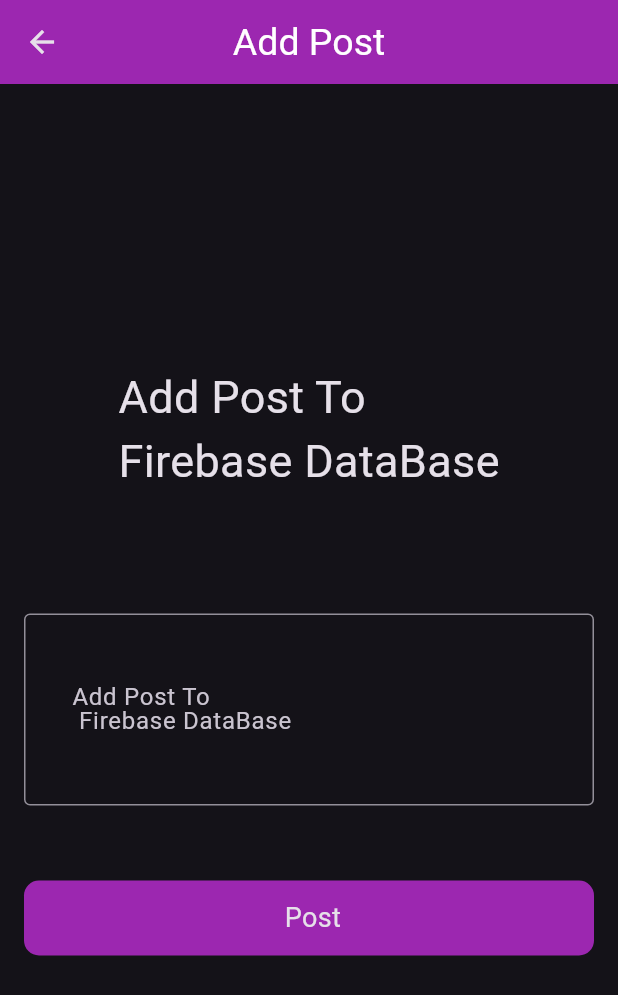
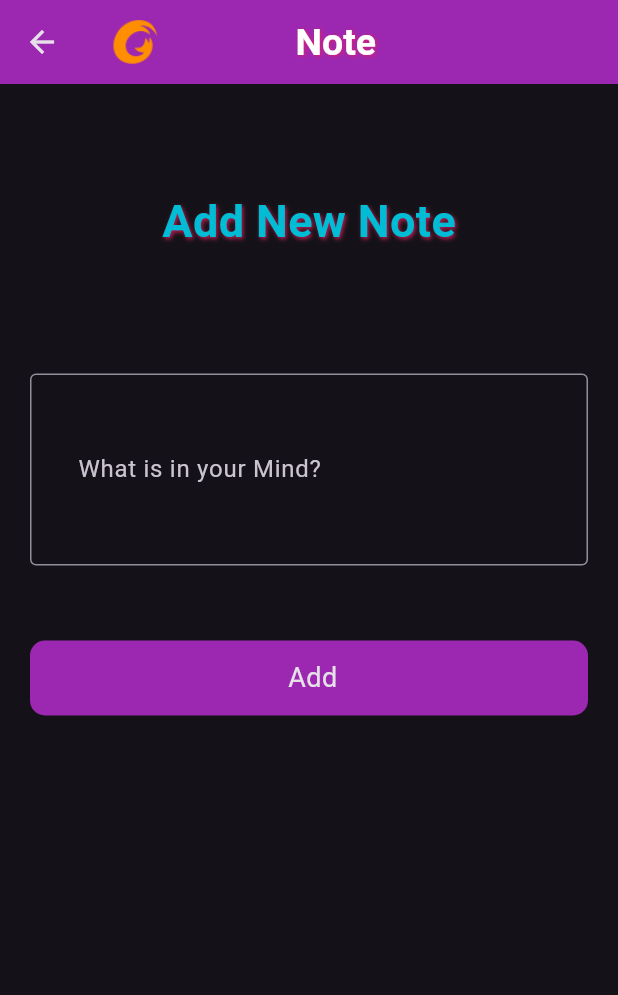
Before and after one commit to suraj-khot-19/Notes, a Flutter app: the MyHome screen opened directly, after a tap on the "post add" icon, on a phone screen of 412 x 824 dp. Shown: the top 995 px of the screen. Run offline on Flutter 3.47's test engine with Material 3 defaults, Android fonts, the phone set to English and light mode, and no system bars; our stand-ins replace firebase_auth, firebase_core, firebase_database, fluttertoast, intl_phone_field, loading_indicator; accounts and stored records are empty; generated files the repository leaves out were written again.

Commit message:
add & fetch data from firebase:success

```diff
--- a/firebase1/analysis_options.yaml
+++ b/firebase1/analysis_options.yaml
@@ -7,7 +7,7 @@
 
 # The following line activates a set of recommended lints for Flutter apps,
 # packages, and plugins designed to encourage good coding practices.
-include: package:flutter_lints/flutter.yaml
+# include: package:flutter_lints/flutter.yaml
 
 linter:
   # The lint rules applied to this project can be customized in the
--- a/firebase1/lib/Widget/support_widget/text_feild.dart
+++ b/firebase1/lib/Widget/support_widget/text_feild.dart
@@ -13,7 +13,7 @@
       focusColor: Colors.white,
     ),
     validator: (value) {
-      if (value == null || value.isEmpty) {
+      if (isRequired == true && (value == null || value.isEmpty)) {
         return 'Please enter $title';
       }
       return null;
@@ -34,9 +34,9 @@
       hintText: "$title@gmail.com",
     ),
     validator: (value) {
-      if (isRequired && (value == null || value.isEmpty)) {
+      if (value == null || value.isEmpty) {
         return 'Please enter $title';
-      } else if (!value!.contains("@gmail.com")) {
+      } else if (!value.contains("@gmail.com")) {
         return 'your email must constain @gmail.com';
       }
       return null;
--- a/firebase1/lib/Widget/utils/all_management.dart
+++ b/firebase1/lib/Widget/utils/all_management.dart
@@ -2,7 +2,7 @@
 import 'package:flutter/widgets.dart';
 
 class StringManger {
-  String appName = "Suraj";
+  String appName = "Note";
 }
 
 class IconManager {
--- /dev/null
+++ b/firebase1/lib/screens/add_note.dart
@@ -0,0 +1,126 @@
+import 'package:firebase1/Widget/support_widget/button.dart';
+import 'package:firebase1/Widget/support_widget/controllers.dart';
+import 'package:firebase1/Widget/support_widget/sized_box.dart';
+import 'package:firebase1/Widget/support_widget/text_feild.dart';
+import 'package:firebase1/Widget/utils/all_management.dart';
+import 'package:firebase1/Widget/utils/utils.dart';
+import 'package:firebase_auth/firebase_auth.dart';
+import 'package:firebase_database/firebase_database.dart';
+import 'package:flutter/material.dart';
+
+class MyPostScreen extends StatefulWidget {
+  const MyPostScreen({super.key});
+// 7TfGJVwa1aWSy4PD0i9L6tadVtf2
+  @override
+  State<MyPostScreen> createState() => _MyPostScreenState();
+}
+
+class _MyPostScreenState extends State<MyPostScreen> {
+  bool loading = false;
+  final _auth = FirebaseAuth.instance;
+
+  @override
+  Widget build(BuildContext context) {
+    return Scaffold(
+      appBar: AppBar(
+        title: Row(
+          children: [
+            SizedBox(
+                height: 35,
+                width: 35,
+                child: Image.asset(
+                  'assets/images/app_logo.png',
+                  fit: BoxFit.contain,
+                )),
+            addHorizontalSpace(90),
+            Text(
+              StringManger().appName,
+              style: TextStyle(
+                fontWeight: FontWeight.bold,
+                shadows: [
+                  Shadow(
+                    color: Colors.pink.withOpacity(0.8),
+                    offset: Offset(1.0, 1.0),
+                    blurRadius: 3.0,
+                  ),
+                ],
+              ),
+            ),
+            addHorizontalSpace(20),
+          ],
+        ),
+      ),
+      body: SingleChildScrollView(
+        child: Padding(
+          padding: const EdgeInsets.all(20),
+          child: Column(
+            children: [
+              addVerticalSpace(50),
+              Text(
+                "Add New Note",
+                style: TextStyle(
+                  fontSize: 30,
+                  color: Colors.cyan,
+                  fontWeight: FontWeight.bold,
+                  shadows: [
+                    Shadow(
+                      color: Colors.pink.withOpacity(0.8),
+                      offset: Offset(1.0, 1.0),
+                      blurRadius: 3.0,
+                    ),
+                  ],
+                ),
+              ),
+              addVerticalSpace(80),
+              textField(
+                post,
+                "What is in your Mind?",
+                true,
+                false,
+                4,
+              ),
+              addVerticalSpace(50),
+              Button(
+                loading: loading,
+                title: "Add",
+                onClick: () {
+                  setState(() {
+                    loading = true;
+                  });
+
+                  //logic to get user
+                  User? myUser = _auth.currentUser;
+                  String uid = myUser!.uid;
+                  final databaseRef =
+                      FirebaseDatabase.instance.ref('UserData').child(uid);
+                  String day = DateTime.now().day.toString();
+                  String month = DateTime.now().month.toString();
+                  String year = DateTime.now().year.toString();
+                  String date = "$day/$month/$year";
+                  String id = DateTime.now().microsecondsSinceEpoch.toString();
+                  databaseRef.child(id).set({
+                    'Date': date,
+                    'Note': post.text.toString().trim(),
+                  }).then((value) {
+                    Utils().toastMessage('Note added. ..');
+                    setState(() {
+                      loading = false;
+                    });
+                  }).onError((error, stackTrace) {
+                    Utils().toastMessage(error.toString());
+                    setState(() {
+                      loading = false;
+                    });
+                  });
+                  setState(() {
+                    post.clear();
+                  });
+                },
+              ),
+            ],
+          ),
+        ),
+      ),
+    );
+  }
+}
--- a/firebase1/lib/screens/add_post.dart
+++ /dev/null
@@ -1,72 +0,0 @@
-import 'package:firebase1/Widget/support_widget/button.dart';
-import 'package:firebase1/Widget/support_widget/controllers.dart';
-import 'package:firebase1/Widget/support_widget/sized_box.dart';
-import 'package:firebase1/Widget/support_widget/text_feild.dart';
-import 'package:firebase1/Widget/utils/utils.dart';
-import 'package:firebase_database/firebase_database.dart';
-import 'package:flutter/material.dart';
-
-class MyPostScreen extends StatefulWidget {
-  const MyPostScreen({super.key});
-
-  @override
-  State<MyPostScreen> createState() => _MyPostScreenState();
-}
-
-class _MyPostScreenState extends State<MyPostScreen> {
-  bool loading = false;
-  final databaseRef = FirebaseDatabase.instance.ref('Table');
-  @override
-  Widget build(BuildContext context) {
-    return Scaffold(
-      appBar: AppBar(
-        title: const Text("Add Post"),
-      ),
-      body: Padding(
-        padding: const EdgeInsets.all(16.0),
-        child: Column(
-          mainAxisAlignment: MainAxisAlignment.center,
-          children: [
-            const Text(
-              "Add Post To\nFirebase DataBase",
-              style: TextStyle(fontSize: 30),
-            ),
-            addVerticalSpace(80),
-            textField(
-              post,
-              "Add Post To \n Firebase DataBase",
-              true,
-              false,
-              4,
-            ),
-            addVerticalSpace(50),
-            Button(
-              loading: loading,
-              title: "Post",
-              onClick: () {
-                setState(() {
-                  loading = true;
-                });
-                String id = DateTime.now().microsecond.toString();
-                databaseRef.child(id).set({
-                  'id': id,
-                  'name': post.text.toString(),
-                }).then((value) {
-                  Utils().toastMessage('Post added');
-                  setState(() {
-                    loading = false;
-                  });
-                }).onError((error, stackTrace) {
-                  Utils().toastMessage(error.toString());
-                  setState(() {
-                    loading = false;
-                  });
-                });
-              },
-            ),
-          ],
-        ),
-      ),
-    );
-  }
-}
--- a/firebase1/lib/screens/home.dart
+++ b/firebase1/lib/screens/home.dart
@@ -1,14 +1,19 @@
+import 'package:firebase1/Widget/support_widget/controllers.dart';
 import 'package:firebase1/Widget/support_widget/sized_box.dart';
+import 'package:firebase1/Widget/utils/all_management.dart';
 import 'package:firebase1/Widget/utils/exit_confirm.dart';
-import 'package:firebase1/screens/add_post.dart';
+import 'package:firebase1/screens/add_note.dart';
 import 'package:firebase1/verify_screens/auth/Email/login_screen.dart';
 import 'package:firebase_auth/firebase_auth.dart';
 import 'package:firebase_database/firebase_database.dart';
 import 'package:firebase_database/ui/firebase_animated_list.dart';
 import 'package:flutter/material.dart';
+import 'package:loading_indicator/loading_indicator.dart';
 
 class MyHome extends StatefulWidget {
-  const MyHome({super.key});
+  const MyHome({
+    super.key,
+  });
 
   @override
   State<MyHome> createState() => _MyHomeState();
@@ -16,24 +21,131 @@
 
 class _MyHomeState extends State<MyHome> {
   final _auth = FirebaseAuth.instance;
-  final databaseRef = FirebaseDatabase.instance.ref('Table');
+  final ref = FirebaseDatabase.instance.ref();
 
+  @override
+  Widget build(BuildContext context) {
+    return Scaffold(
+      appBar: AppBar(
+        leading: SizedBox(
+            height: 40,
+            width: 40,
+            child: Image.asset(
+              'assets/images/app_logo.png',
+              fit: BoxFit.contain,
+            )),
+        automaticallyImplyLeading: false,
+        title: Text(
+          StringManger().appName,
+          style: TextStyle(
+            fontWeight: FontWeight.bold,
+            shadows: [
+              Shadow(
+                color: Colors.pink.withOpacity(0.8),
+                offset: Offset(1.0, 1.0),
+                blurRadius: 3.0,
+              ),
+            ],
+          ),
+        ),
+        actions: [
+          Row(
+            children: [
+              Text(username.text.toString()),
+              IconButton(
+                onPressed: () => _confirmLogout(),
+                icon: const Icon(
+                  Icons.logout,
+                ),
+              ),
+            ],
+          ),
+          addHorizontalSpace(10),
+        ],
+      ),
+      body: Padding(
+        padding: const EdgeInsets.all(18.0),
+        child: Column(
+          children: [
+            const ExitConfirmationDialog(),
+            Expanded(
+              child: FirebaseAnimatedList(
+                  defaultChild: SizedBox(
+                    height: 100,
+                    width: 100,
+                    child: LoadingIndicator(
+                      indicatorType: Indicator.ballRotate,
+                      colors: [
+                        Colors.red,
+                        Colors.blue,
+                        Colors.pink,
+                        Colors.cyan,
+                      ],
+                      strokeWidth: 1,
+                    ),
+                  ),
+                  query: ref.child('UserData').child(_auth.currentUser!.uid),
+                  itemBuilder: (context, snapshot, animation, index) {
+                    return ListTile(
+                      contentPadding:
+                          EdgeInsets.symmetric(horizontal: 16.0, vertical: 8.0),
+                      tileColor: Colors.grey[900],
+                      leading:
+                          Icon(Icons.note_add_rounded, color: Colors.purple),
+                      isThreeLine: true,
+                      title: Text(
+                        snapshot.child('Note').value.toString(),
+                      ),
+                      subtitle: Text(
+                        snapshot.child('Date').value.toString(),
+                      ),
+                      trailing: SizedBox(
+                        width: 80,
+                        child: Row(
+                          mainAxisAlignment: MainAxisAlignment.spaceBetween,
+                          children: [
+                            Icon(Icons.edit, color: Colors.blue),
+                            Icon(Icons.delete_forever, color: Colors.red),
+                          ],
+                        ),
+                      ),
+                      hoverColor: Colors.blue[100],
+                    );
+                  }),
+            ),
+          ],
+        ),
+      ),
+      floatingActionButton: FloatingActionButton(
+        onPressed: () {
+          Navigator.push(context, MaterialPageRoute(builder: (context) {
+            return const MyPostScreen();
+          }));
+        },
+        child: const Icon(Icons.post_add),
+      ),
+    );
+  }
+
+  //exit confirmation msg
   Future<void> _confirmLogout() async {
     return showDialog(
       context: context,
       builder: (BuildContext context) {
         return Center(
           child: AlertDialog(
+            shadowColor: Colors.red,
             iconColor: Colors.black,
             backgroundColor: Colors.white,
             titleTextStyle: const TextStyle(color: Colors.black, fontSize: 20),
             icon: const Icon(Icons.cancel_presentation_sharp),
             title: const Text(
               "Confirm Logout",
-              style: TextStyle(color: Colors.black, fontSize: 20),
             ),
-            content: const Text("Are you sure you want to logout?",
-                style: TextStyle(color: Colors.black, fontSize: 16)),
+            content: const Text(
+              "Are you sure you want to logout?",
+            ),
+            contentTextStyle: TextStyle(color: Colors.black),
             actions: <Widget>[
               TextButton(
                 onPressed: () {
@@ -41,7 +153,7 @@
                 },
                 child: const Text(
                   "Cancel",
-                  style: TextStyle(color: Colors.black, fontSize: 15),
+                  style: TextStyle(color: Colors.black),
                 ),
               ),
               TextButton(
@@ -66,58 +178,4 @@
       },
     );
   }
-
-  @override
-  Widget build(BuildContext context) {
-    return Scaffold(
-      appBar: AppBar(
-        automaticallyImplyLeading: false,
-        title: const Text("Home"),
-        actions: [
-          Row(
-            children: [
-              IconButton(
-                onPressed: () => _confirmLogout(),
-                icon: const Icon(Icons.logout),
-              ),
-              const Text("usename"),
-            ],
-          ),
-          addHorizontalSpace(10),
-        ],
-      ),
-      floatingActionButton: FloatingActionButton(
-        onPressed: () {
-          Navigator.push(context, MaterialPageRoute(builder: (context) {
-            return const MyPostScreen();
-          }));
-        },
-        child: const Icon(Icons.post_add),
-      ),
-      body: Padding(
-        padding: const EdgeInsets.all(18.0),
-        child: Column(
-          children: [
-            const ExitConfirmationDialog(),
-            Expanded(
-              child: FirebaseAnimatedList(
-                  defaultChild: const Text(
-                    "Loading..",
-                    style: TextStyle(
-                      fontSize: 60,
-                    ),
-                  ),
-                  query: databaseRef,
-                  itemBuilder: (context, snapshot, animation, index) {
-                    return ListTile(
-                      title: Text(snapshot.child('id').value.toString()),
-                      subtitle: Text(snapshot.child('name').value.toString()),
-                    );
-                  }),
-            ),
-          ],
-        ),
-      ),
-    );
-  }
 }
--- a/firebase1/lib/verify_screens/auth/Mobile/mobile_code_verify.dart
+++ b/firebase1/lib/verify_screens/auth/Mobile/mobile_code_verify.dart
@@ -20,6 +20,7 @@
 class _VerifyMobileUserState extends State<VerifyMobileUser> {
   bool loading = false;
   final _auth = FirebaseAuth.instance;
+
   @override
   Widget build(BuildContext context) {
     return Scaffold(
```
Also changed, not shown: firebase1/lib/verify_screens/auth/Email/login_screen.dart (+18 -15 lines), firebase1/lib/verify_screens/auth/Email/sign_up.dart (+19 -1 lines), firebase1/lib/verify_screens/auth/Mobile/mobile_verify.dart (+40 -15 lines), firebase1/pubspec.yaml (+8 -0 lines), firebase1/assets/images/app_logo.png, firebase1/pubspec.lock.
